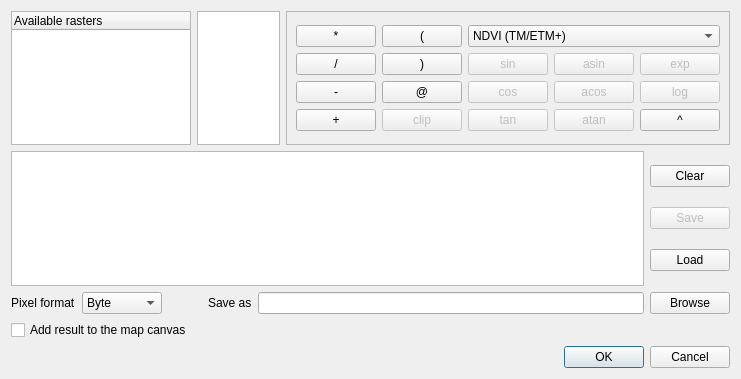
The window that rastercalcdialogbase.ui (nextgis/qgis_rastercalc) describes before a commit, drawn with Qt 5.
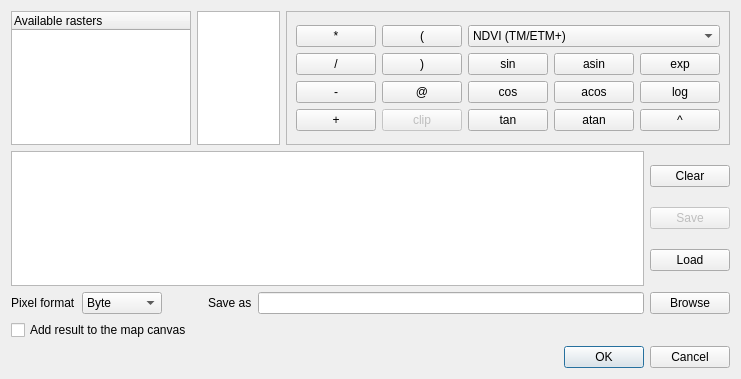
The same window after the commit.

Commit message: added trig, log and exp functions support checkbox state saving and restoring

```diff
--- a/rastercalcdialogbase.ui
+++ b/rastercalcdialogbase.ui
@@ -121,9 +121,6 @@
           </item>
           <item row="1" column="0">
            <widget class="QPushButton" name="btnSin">
-            <property name="enabled">
-             <bool>false</bool>
-            </property>
             <property name="text">
              <string>sin</string>
             </property>
@@ -131,9 +128,6 @@
           </item>
           <item row="1" column="1">
            <widget class="QPushButton" name="btnAsin">
-            <property name="enabled">
-             <bool>false</bool>
-            </property>
             <property name="text">
              <string>asin</string>
             </property>
@@ -141,9 +135,6 @@
           </item>
           <item row="1" column="2">
            <widget class="QPushButton" name="btnExp">
-            <property name="enabled">
-             <bool>false</bool>
-            </property>
             <property name="text">
              <string>exp</string>
             </property>
@@ -151,9 +142,6 @@
           </item>
           <item row="2" column="0">
            <widget class="QPushButton" name="btnCos">
-            <property name="enabled">
-             <bool>false</bool>
-            </property>
             <property name="text">
              <string>cos</string>
             </property>
@@ -161,9 +149,6 @@
           </item>
           <item row="2" column="1">
            <widget class="QPushButton" name="btnAcos">
-            <property name="enabled">
-             <bool>false</bool>
-            </property>
             <property name="text">
              <string>acos</string>
             </property>
@@ -171,9 +156,6 @@
           </item>
           <item row="2" column="2">
            <widget class="QPushButton" name="btnLog">
-            <property name="enabled">
-             <bool>false</bool>
-            </property>
             <property name="text">
              <string>log</string>
             </property>
@@ -181,9 +163,6 @@
           </item>
           <item row="3" column="0">
            <widget class="QPushButton" name="btnTan">
-            <property name="enabled">
-             <bool>false</bool>
-            </property>
             <property name="text">
              <string>tan</string>
             </property>
@@ -191,9 +170,6 @@
           </item>
           <item row="3" column="1">
            <widget class="QPushButton" name="btnAtan">
-            <property name="enabled">
-             <bool>false</bool>
-            </property>
             <property name="text">
              <string>atan</string>
             </property>
```
The commit also changes 5 other files.
